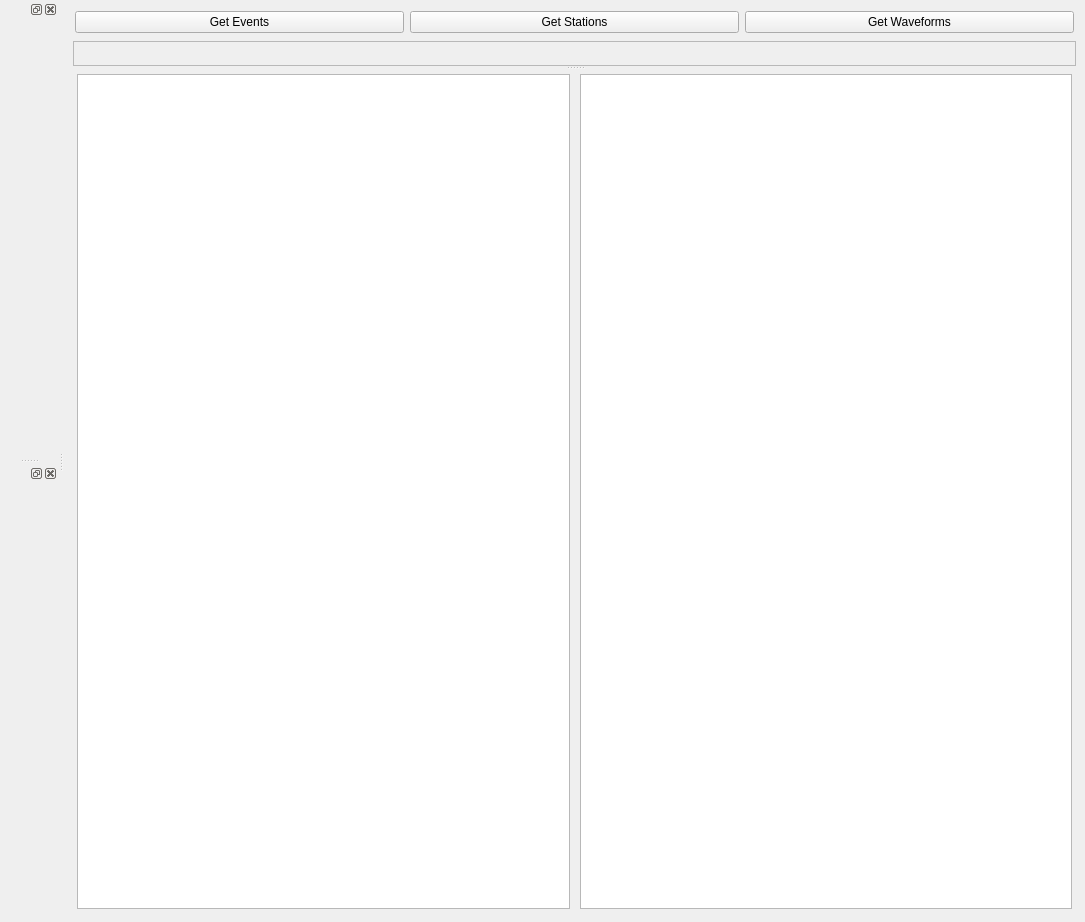
iris-edu/pyweed, file pyweed/MainWindow.ui: the form before one commit.
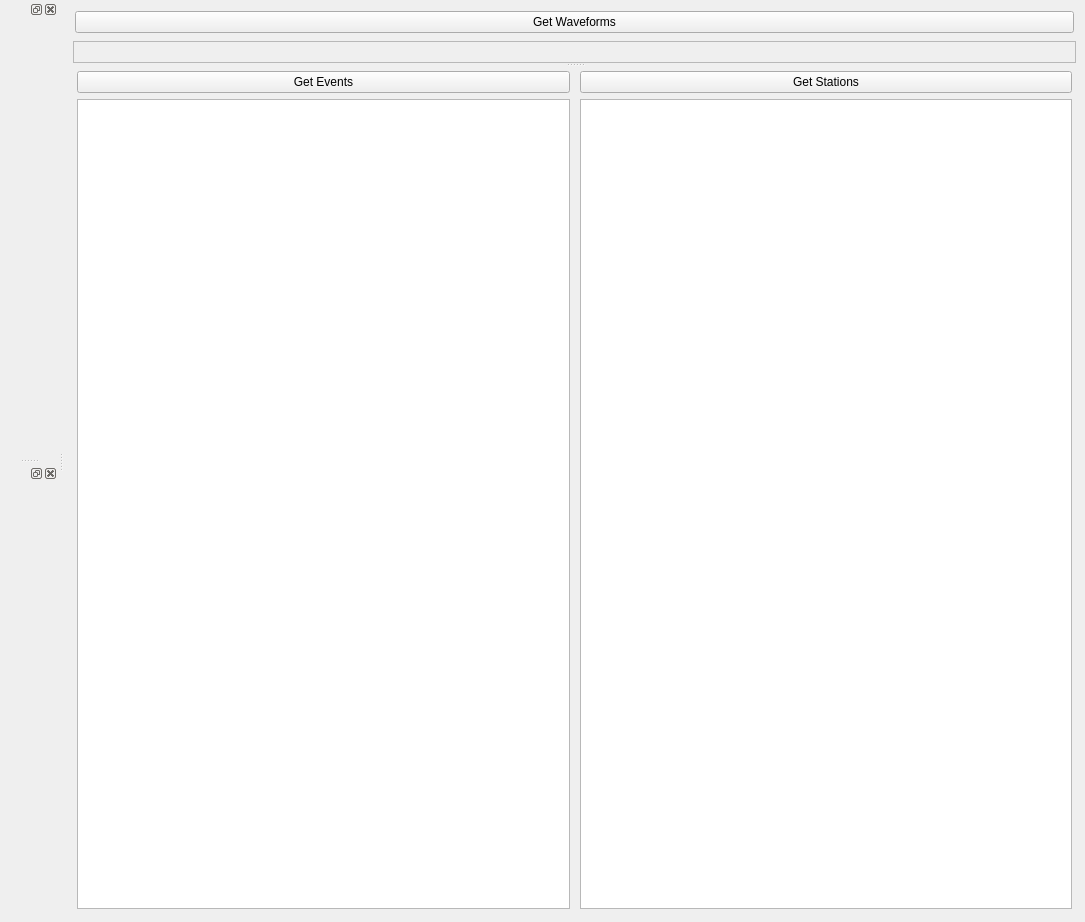
The form after the commit. Custom widgets are drawn as their Qt base class.

Commit message: More refactoring of threaded event loading

```diff
--- a/pyweed/MainWindow.ui
+++ b/pyweed/MainWindow.ui
@@ -30,23 +30,6 @@
        <property name="bottomMargin">
         <number>2</number>
        </property>
-       <item>
-        <widget class="QPushButton" name="getEventsButton">
-         <property name="text">
-          <string>Get Events</string>
-         </property>
-        </widget>
-       </item>
-       <item>
-        <widget class="QPushButton" name="getStationsButton">
-         <property name="styleSheet">
-          <string notr="true"/>
-         </property>
-         <property name="text">
-          <string>Get Stations</string>
-         </property>
-        </widget>
-       </item>
        <item>
         <widget class="QPushButton" name="getWaveformsButton">
          <property name="text">
@@ -138,6 +121,13 @@
            <property name="bottomMargin">
             <number>2</number>
            </property>
+           <item>
+            <widget class="QPushButton" name="getEventsButton">
+             <property name="text">
+              <string>Get Events</string>
+             </property>
+            </widget>
+           </item>
            <item>
             <widget class="QTableWidget" name="eventsTable">
              <property name="styleSheet">
@@ -175,6 +165,16 @@
            <property name="bottomMargin">
             <number>2</number>
            </property>
+           <item>
+            <widget class="QPushButton" name="getStationsButton">
+             <property name="styleSheet">
+              <string notr="true"/>
+             </property>
+             <property name="text">
+              <string>Get Stations</string>
+             </property>
+            </widget>
+           </item>
            <item>
             <widget class="QTableWidget" name="stationsTable">
              <property name="styleSheet">
```
Left out of the diff: 3 changed lines with no effect on the pictures. The commit also changes 4 other files.
